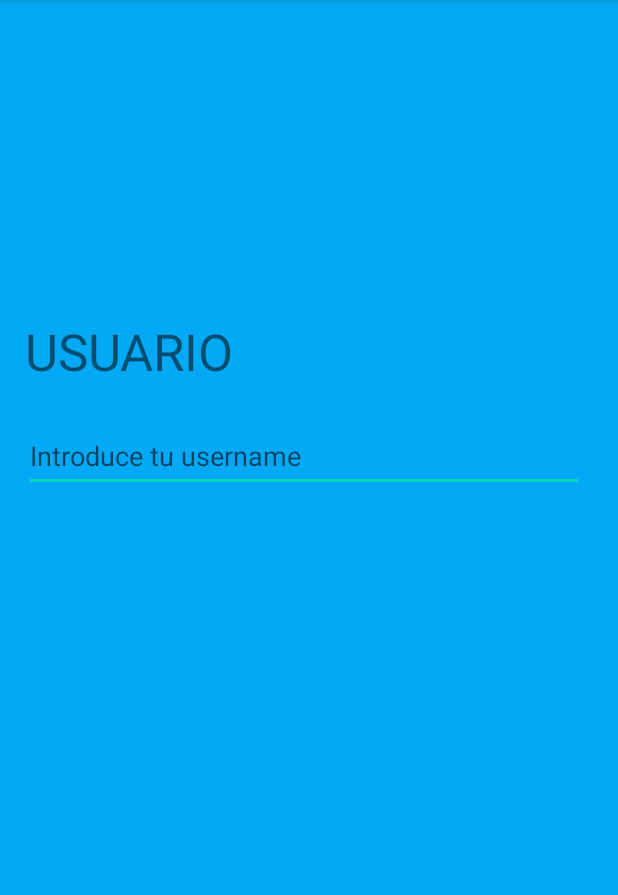
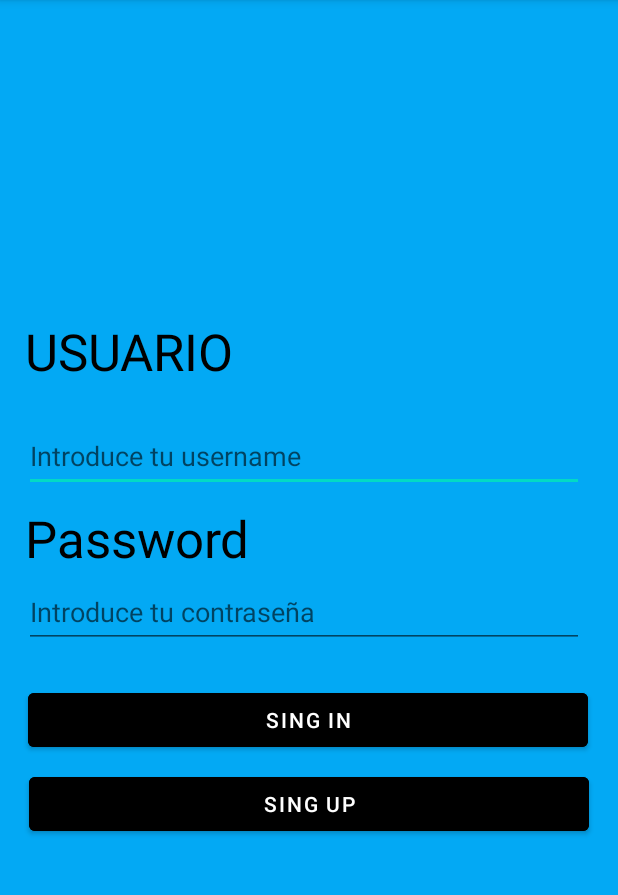
Before and after one commit to BaiAngel/2DAM-Grupo5, an Android app: the screen it shows after launch (MainActivity), on a phone screen of 412 x 824 dp, the part 84-979 px from its top. Run offline under Robolectric (Android 15) with nearby library versions, the phone set to English and light mode, and no system bars.

Commit message:
pantalla log in

```diff
--- a/app/src/main/res/layout/activity_main.xml
+++ b/app/src/main/res/layout/activity_main.xml
@@ -16,6 +16,7 @@
         android:layout_marginEnd="205dp"
         android:layout_marginBottom="8dp"
         android:text="USUARIO"
+        android:textColor="#000000"
         android:textSize="34sp"
         app:layout_constraintBottom_toTopOf="@+id/usuatio_log"
         app:layout_constraintEnd_toEndOf="parent"
@@ -37,4 +38,66 @@
         app:layout_constraintHorizontal_bias="0.0"
         app:layout_constraintStart_toStartOf="parent" />
 
+    <TextView
+        android:id="@+id/Pass_log"
+        android:layout_width="190dp"
+        android:layout_height="40dp"
+        android:layout_marginStart="16dp"
+        android:layout_marginTop="8dp"
+        android:layout_marginEnd="205dp"
+        android:text="Password"
+        android:textColor="#000000"
+        android:textSize="34sp"
+        app:layout_constraintEnd_toEndOf="parent"
+        app:layout_constraintStart_toStartOf="parent"
+        app:layout_constraintTop_toBottomOf="@+id/usuatio_log" />
+
+    <EditText
+        android:id="@+id/password_log"
+        android:layout_width="373dp"
+        android:layout_height="48dp"
+        android:layout_marginStart="16dp"
+        android:layout_marginTop="8dp"
+        android:layout_marginEnd="205dp"
+        android:ems="10"
+        android:hint="Introduce tu contraseña"
+        android:inputType="textLongMessage"
+        app:layout_constraintEnd_toEndOf="parent"
+        app:layout_constraintHorizontal_bias="0.0"
+        app:layout_constraintStart_toStartOf="parent"
+        app:layout_constraintTop_toBottomOf="@+id/Pass_log" />
+
+    <Button
+        android:id="@+id/Sing_in"
+        android:layout_width="373dp"
+        android:layout_height="wrap_content"
+        android:layout_marginStart="158dp"
+        android:layout_marginTop="24dp"
+        android:layout_marginEnd="159dp"
+        android:layout_marginBottom="257dp"
+        android:backgroundTint="#000000"
+        android:text="Sing in"
+        app:layout_constraintBottom_toBottomOf="parent"
+        app:layout_constraintEnd_toEndOf="parent"
+        app:layout_constraintStart_toStartOf="parent"
+        app:layout_constraintTop_toBottomOf="@+id/password_log"
+        app:layout_constraintVertical_bias="0.0" />
+
+    <Button
+        android:id="@+id/Sing_up"
+        android:layout_width="373dp"
+        android:layout_height="wrap_content"
+        android:layout_marginStart="19dp"
+        android:layout_marginTop="8dp"
+        android:layout_marginEnd="19dp"
+        android:layout_marginBottom="208dp"
+        android:backgroundTint="#000000"
+        android:text="Sing up"
+        app:iconTint="#000000"
+        app:layout_constraintBottom_toBottomOf="parent"
+        app:layout_constraintEnd_toEndOf="parent"
+        app:layout_constraintHorizontal_bias="1.0"
+        app:layout_constraintStart_toStartOf="parent"
+        app:layout_constraintTop_toBottomOf="@+id/Sing_in" />
+
 </androidx.constraintlayout.widget.ConstraintLayout>
```
